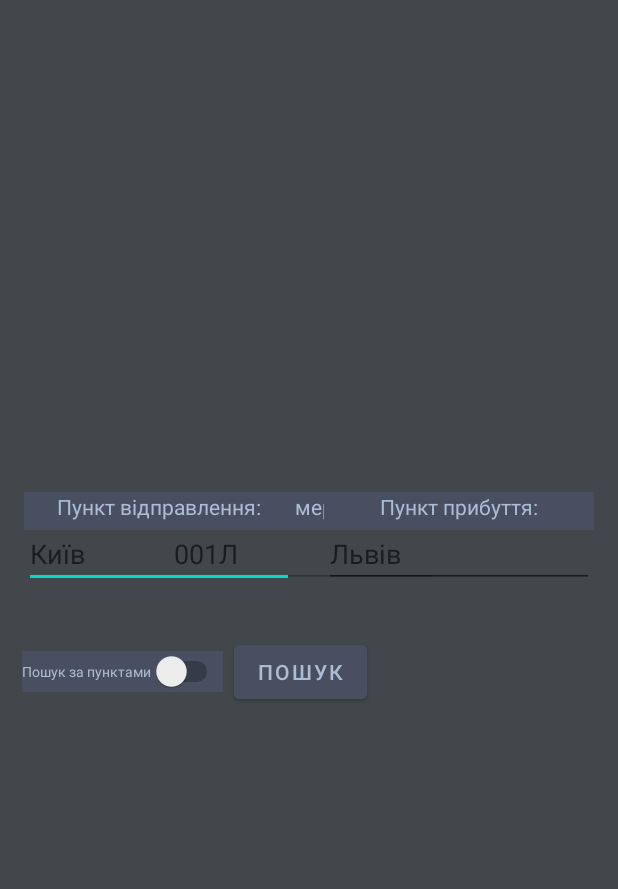
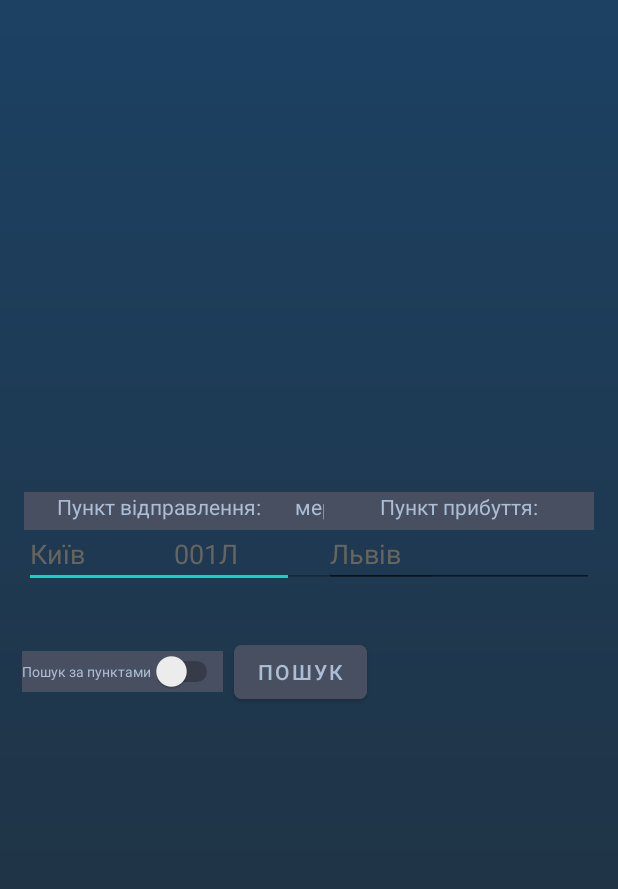
Before and after one commit to NazarMazur0/TrainTable_java, an Android app: the screen it shows after launch (MainActivity), on a phone screen of 412 x 824 dp. Shown: the top 889 px of the screen. Run offline under Robolectric (Android 15) with nearby library versions, the phone set to English and light mode, and no system bars.

Commit message:
Added scrollbar for RecycleView, background for main screen and style for matches and stops

```diff
--- a/app/build.gradle
+++ b/app/build.gradle
@@ -30,6 +30,7 @@ android {
 dependencies {
     implementation 'com.google.code.gson:gson:2.9.0'
     implementation 'androidx.appcompat:appcompat:1.4.1'
+    implementation 'androidx.recyclerview:recyclerview:1.2.1'
     implementation 'com.google.android.material:material:1.5.0'
     implementation 'androidx.constraintlayout:constraintlayout:2.1.3'
     implementation 'com.google.code.gson:gson:2.9.0'
--- /dev/null
+++ b/app/src/main/res/drawable/main_background.xml
@@ -0,0 +1,10 @@
+<?xml version="1.0" encoding="utf-8"?>
+<shape xmlns:android="http://schemas.android.com/apk/res/android"
+       android:thickness="0dp"
+       android:shape="rectangle">
+    <gradient
+            android:startColor="#1c4163"
+            android:endColor="#212f3b"
+            android:type="linear"
+            android:angle="270"/>
+</shape>
--- /dev/null
+++ b/app/src/main/res/drawable/recycler_thumb.xml
@@ -0,0 +1,12 @@
+<?xml version="1.0" encoding="utf-8"?>
+<shape xmlns:android="http://schemas.android.com/apk/res/android" >
+    <gradient
+            android:angle="0"
+            android:endColor="#f0eab9"
+            android:startColor="#f0eab9" />
+
+    <corners android:radius="4dp" />
+    <size android:width="4dp" />
+    <size android:height="8dp" />
+
+</shape>
--- a/app/src/main/res/layout/activity_main.xml
+++ b/app/src/main/res/layout/activity_main.xml
@@ -5,11 +5,13 @@
         xmlns:app="http://schemas.android.com/apk/res-auto"
         android:layout_width="match_parent"
         android:layout_height="match_parent"
-        tools:context=".MainActivity" android:background="#41474A" android:textAlignment="viewEnd">
+        tools:context=".MainActivity" android:background="#41474A" android:textAlignment="viewEnd"
+        android:scrollbarStyle="outsideInset" android:scrollbarSize="40dp"
+        android:scrollbarTrackVertical="@drawable/recycler_thumb">
     <androidx.constraintlayout.widget.ConstraintLayout
             android:layout_width="match_parent"
             android:layout_height="match_parent"
-            tools:context=".MainActivity" android:background="#41474A" android:textAlignment="viewEnd"
+            tools:context=".MainActivity" android:background="@drawable/main_background" android:textAlignment="viewEnd"
             app:layout_constraintTop_toTopOf="parent" app:layout_constraintBottom_toBottomOf="parent"
             app:layout_constraintStart_toStartOf="parent" app:layout_constraintEnd_toEndOf="parent">
         <EditText
@@ -21,7 +23,9 @@
                 app:layout_constraintStart_toStartOf="parent" android:layout_marginStart="112dp"
                 app:layout_constraintTop_toTopOf="@+id/textViewCode" android:layout_marginTop="24dp"
                 android:hint="@string/number_hint"
-                android:textColor="#FFF6F6"/>
+                android:textColor="#FFF6F6"
+                android:textColorHint="#66665f"
+        />
         <TextView
                 android:text="@string/number_text"
                 android:layout_width="180dp"
@@ -39,7 +43,9 @@
                 app:layout_constraintStart_toStartOf="parent" android:layout_marginStart="16dp"
                 app:layout_constraintTop_toTopOf="@+id/textViewFrom" android:layout_marginTop="24dp"
                 android:hint="@string/hintFrom"
-                android:textColor="#FFF6F6"/>
+                android:textColor="#FFF6F6"
+                android:textColorHint="#66665f"
+        />
         <EditText
                 android:layout_width="180dp"
                 android:layout_height="40dp"
@@ -49,7 +55,9 @@
                 android:layout_marginEnd="16dp" app:layout_constraintEnd_toEndOf="parent"
                 app:layout_constraintTop_toTopOf="@+id/textViewTo" android:layout_marginTop="24dp"
                 android:hint="@string/hintTo"
-                android:textColor="#FFF6F6"/>
+                android:textColor="#FFF6F6"
+                android:textColorHint="#66665f"
+        />
         <TextView
                 android:layout_width="180dp"
                 android:layout_height="25dp" android:id="@+id/textViewTo"
@@ -70,10 +78,11 @@
                 android:text="@string/search_btn_text"
                 android:layout_width="wrap_content"
                 android:layout_height="wrap_content" android:id="@+id/search"
-                android:backgroundTint="#484F60"
                 app:layout_constraintTop_toTopOf="parent" android:layout_marginTop="424dp"
                 app:layout_constraintStart_toStartOf="parent" android:layout_marginStart="156dp"
-                android:textColor="#ABBED5"/>
+                android:textColor="#ABBED5" android:backgroundTint="#484F60"
+
+                app:cornerRadius="5dp"/>
         <ListView
                 android:layout_width="match_parent"
                 android:layout_height="wrap_content" tools:layout_editor_absoluteX="0dp"
@@ -92,6 +101,9 @@
                 android:layout_width="match_parent"
                 android:layout_height="311dp"
                 android:id="@+id/RV" app:layout_constraintTop_toTopOf="parent"
-                android:layout_marginTop="4dp" app:layout_constraintStart_toStartOf="parent"/>
+                android:layout_marginTop="4dp" app:layout_constraintStart_toStartOf="parent"
+                android:scrollbars="vertical" android:scrollbarAlwaysDrawHorizontalTrack="false"
+                android:scrollbarAlwaysDrawVerticalTrack="true"
+                android:scrollbarThumbVertical="@drawable/recycler_thumb"/>
     </androidx.constraintlayout.widget.ConstraintLayout>
 </androidx.constraintlayout.widget.ConstraintLayout>
--- a/app/src/main/res/layout/stop.xml
+++ b/app/src/main/res/layout/stop.xml
@@ -10,7 +10,7 @@
             android:layout_height="wrap_content"
             android:id="@+id/linearLayout2"
             app:layout_constraintTop_toTopOf="parent" app:layout_constraintStart_toStartOf="parent"
-            android:layout_marginStart="1dp">
+            android:layout_marginStart="1dp" android:background="@drawable/recycler_style">
         <TextView
                 android:text="Місто \n відправлення"
                 android:layout_width="match_parent"
@@ -20,6 +20,6 @@
                 android:text="Час\n відправлення"
                 android:layout_width="match_parent"
                 android:layout_height="wrap_content" android:id="@+id/startTime" android:layout_weight="1"
-                android:textColor="#FFF6F6" android:textAlignment="center" android:textSize="13sp"/>
+                android:textColor="@color/black" android:textAlignment="center" android:textSize="13sp"/>
     </LinearLayout>
 </androidx.constraintlayout.widget.ConstraintLayout>
--- a/app/src/main/res/values/strings.xml
+++ b/app/src/main/res/values/strings.xml
@@ -16,4 +16,9 @@
     <string name="switch_on">Пошук за номером</string>
     <string name="stop_from_text">Місто \n відправлення</string>
     <string name="stop_fromTime_text">Час \n відправлення</string>
+    <string name="header_code">Номер \n поїзда</string>
+    <string name="header_city_from">Місто \n відправлення</string>
+    <string name="header_time_from">Час\n відправлення</string>
+    <string name="header_city_to">Місто\nприбуття</string>
+    <string name="header_time_to">Час\n прибуття</string>
 </resources>
```
Also changed, not shown: app/src/main/java/com/example/traintable_java/HeaderMatchAdapterR.java (added, +92 -0 lines), app/src/main/java/com/example/traintable_java/HeaderStopAdapterR.java (added, +63 -0 lines), app/src/main/java/com/example/traintable_java/MainActivity.java (+42 -46 lines), app/src/main/java/com/example/traintable_java/Route.java (+7 -1 lines), app/src/main/res/drawable/button_style.xml (added, +9 -0 lines), app/src/main/res/drawable/recycler_style.xml (added, +13 -0 lines), app/src/main/res/layout/list_header.xml (+5 -5 lines), app/src/main/res/layout/route.xml (+5 -4 lines).
